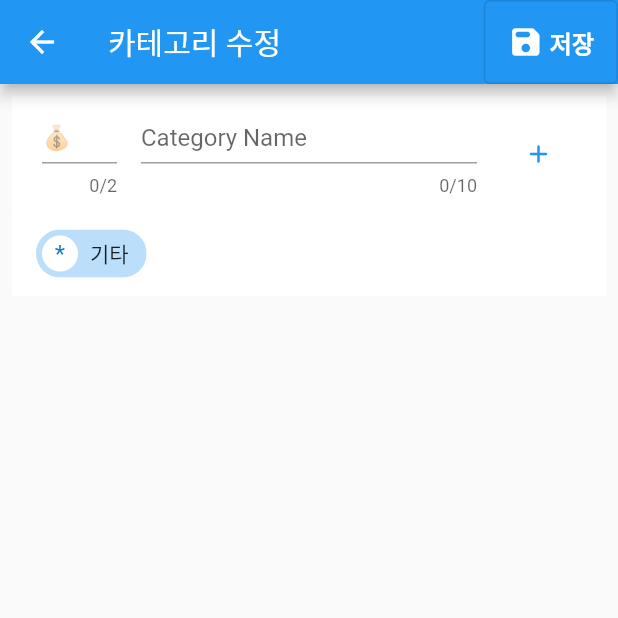
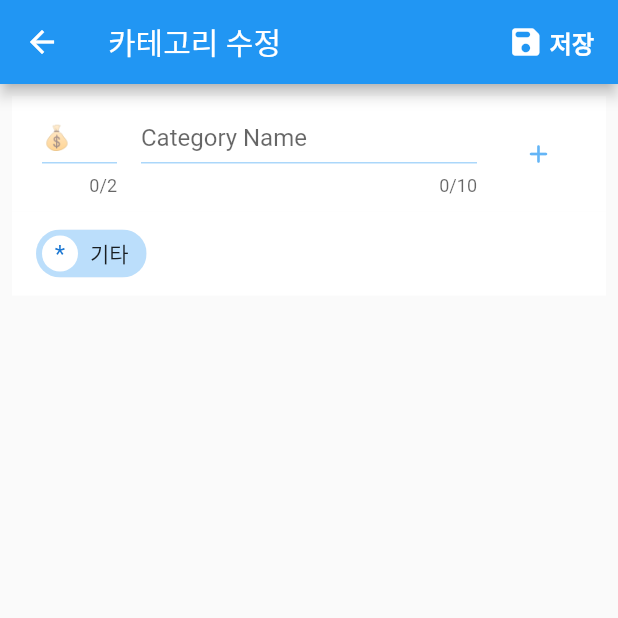
Before and after one commit to cyj893/MoneyIsMine, a Flutter app: the screen it shows after launch, item 2 of the bottom bar chosen, after a tap on the "format list bulleted" icon, on a phone screen of 412 x 824 dp, the top half of it. Run offline on Flutter 3.47's test engine with Material 2 defaults, Android fonts, the light colour scheme and no system bars; our stand-ins replace fl_chart, image_picker, numberpicker, sqflite, table_calendar; missing offline and left inert: bezier_chart, scrolling_page_indicator; accounts and stored records are empty.

Commit message:
change Theme

```diff
--- a/lib/BottomNaviBar.dart
+++ b/lib/BottomNaviBar.dart
@@ -1,9 +1,11 @@
 import 'package:flutter/material.dart';
+import 'package:provider/src/provider.dart';
 import 'CalendarPage.dart';
 import 'ChartPage.dart';
 import 'DBHelper.dart';
 import 'InputSpecsPage.dart';
-import 'main.dart';
+import 'HomePage.dart';
+import 'MyTheme.dart';
 
 
 void goHome(BuildContext context, onGoBack){
@@ -45,7 +47,7 @@
 BottomNavigationBar buildBottomNaviBar(BuildContext context, onGoBack){
   return BottomNavigationBar(
     type: BottomNavigationBarType.fixed,
-    backgroundColor: Colors.blue[200],
+    backgroundColor: context.watch<ColorProvider>().palette[1],
     selectedItemColor: Colors.white,
     unselectedItemColor: Colors.white.withOpacity(.60),
     onTap: (int i) {
--- a/lib/CategoryEditPage.dart
+++ b/lib/CategoryEditPage.dart
@@ -1,6 +1,7 @@
 import 'package:flutter/material.dart';
 import 'package:provider/provider.dart';
 import 'DBHelper.dart';
+import 'MyTheme.dart';
 
 class CategoryEditPage extends StatefulWidget {
 
@@ -9,6 +10,7 @@
 }
 
 class CategoryEditPageState extends State<CategoryEditPage> {
+  List<Color> paletteProvider = [];
 
   String pageName = "카테고리 수정";
 
@@ -64,7 +66,7 @@
             width: 50,
             child: IconButton(
               icon: Icon(Icons.add_rounded),
-              color: Colors.blue,
+              color: paletteProvider[2],
               iconSize: 20.0,
               onPressed: () {
                 if( tempcategoryMap.containsKey(_name.text) ){
@@ -119,7 +121,7 @@
                     child: Text(tempcategoryMap[tempcategoryNames[i]]!),
                     backgroundColor: Colors.white,
                   ),
-                  backgroundColor: Colors.blue[100],
+                  backgroundColor: paletteProvider[0],
                   label: Text(tempcategoryNames[i]),
                 )
             ),
@@ -127,7 +129,7 @@
               SizedBox.shrink()
             : IconButton(
               icon: Icon(Icons.delete_forever_rounded),
-              color: Colors.blue,
+              color: paletteProvider[2],
               iconSize: 25.0,
               onPressed: () {
                 setState(() {
@@ -143,6 +145,7 @@
 
   @override
   Widget build(BuildContext context) {
+    paletteProvider = context.watch<ColorProvider>().palette;
     return Scaffold(
       appBar: AppBar(
         title: Text(pageName),
--- a/lib/ChartPage.dart
+++ b/lib/ChartPage.dart
@@ -694,7 +694,7 @@
     DateTime fromDate = DateTime(toDate.year-1, toDate.month, toDate.day);
     return Center(
       child: Container(
-        height: MediaQuery.of(context).size.width * 0.7,
+        height: MediaQuery.of(context).size.width,
         width: MediaQuery.of(context).size.width,
         child: BezierChart(
           bezierChartScale: BezierChartScale.WEEKLY,
@@ -707,6 +707,7 @@
             makeLine(1, fromDate),
           ],
           config: BezierChartConfig(
+            footerHeight: 50,
             xAxisTextStyle: TextStyle(color: Colors.black12),
             displayYAxis: true,
             yAxisTextStyle: TextStyle(color: Colors.black12),
@@ -752,7 +753,6 @@
           ),
           Row(
             children: [
-              SizedBox(width: 8,),
               Expanded(
                 child: FutureBuilder<List<Map<String, int>>>(
                   future: _getDateDB(),
@@ -763,7 +763,6 @@
                   }
                 ),
               ),
-              SizedBox(width: 8,),
             ],
           ),
         ],
--- a/lib/DaySpecCon.dart
+++ b/lib/DaySpecCon.dart
@@ -1,8 +1,10 @@
 import 'dart:async';
 import 'package:flutter/material.dart';
 import 'package:intl/intl.dart';
+import 'package:provider/src/provider.dart';
 import 'InputSpecsPage.dart';
 import 'DBHelper.dart';
+import 'MyTheme.dart';
 import 'SpecPage.dart';
 
 class DaySpecCon extends StatefulWidget {
@@ -16,6 +18,7 @@
 }
 
 class DaySpecConState extends State<DaySpecCon> {
+  List<Color> paletteProvider = [];
   String _formatNumber(String s) => NumberFormat.decimalPattern('ko_KR').format(int.parse(s));
   List<Spec> _daySpecs = [];
 
@@ -117,7 +120,7 @@
     }
     list.add(IconButton(
       iconSize: 25,
-      icon: Icon(Icons.add_circle, color: Colors.blue[200],),
+      icon: Icon(Icons.add_circle, color: paletteProvider[1],),
       onPressed: () {
         Navigator.push(
             context,
@@ -134,7 +137,7 @@
   ExpansionTile makeDayExpTile() {
     return ExpansionTile(
       title: Chip(
-        backgroundColor: Colors.blue[200],
+        backgroundColor: paletteProvider[1],
         label: Text(
           "${widget.date} (${DateFormat.E('ko_KR').format(DateFormat("yy/MM/dd").parse(widget.date))})",
           style: TextStyle(fontWeight: FontWeight.bold, color: Colors.white),),
@@ -192,7 +195,7 @@
     return Container(
         padding: const EdgeInsets.fromLTRB(20, 8, 20, 20),
         decoration: BoxDecoration(
-          border: Border.all(color: (Colors.blue[100])!, width: 4),
+          border: Border.all(color: paletteProvider[0], width: 4),
           borderRadius: BorderRadius.all(
               Radius.circular(20.0)
           ),
@@ -211,6 +214,7 @@
 
   @override
   Widget build(BuildContext context) {
+    paletteProvider = context.watch<ColorProvider>().palette;
     return FutureBuilder<List<Spec>>(
           future: _getDayQuery(),
           initialData: <Spec>[],
--- /dev/null
+++ b/lib/HomePage.dart
@@ -0,0 +1,174 @@
+import 'dart:async';
+import 'package:flutter/material.dart';
+import 'package:intl/date_symbol_data_local.dart';
+import 'package:intl/intl.dart';
+import 'package:provider/src/provider.dart';
+import 'DBHelper.dart';
+import 'DaySpecCon.dart';
+import 'BottomNaviBar.dart';
+import 'MyTheme.dart';
+
+class MyHomePage extends StatefulWidget {
+
+  const MyHomePage();
+
+  @override
+  MyHomePageState createState() => MyHomePageState();
+}
+
+class MyHomePageState  extends State<MyHomePage> {
+
+  @override
+  void didChangeDependencies() {
+    super.didChangeDependencies();
+    initializeDateFormatting(Localizations.localeOf(context).languageCode);
+  }
+
+  FutureOr onGoBack(dynamic value) {
+    setState(() {
+      print("onGoBack");
+    });
+  }
+
+  @override
+  Widget build(BuildContext context) {
+    return Scaffold(
+        appBar: AppBar(
+          title: Text("홈"),
+        ),
+        bottomNavigationBar: buildBottomNaviBar(context, onGoBack),
+        body: Padding(
+            padding: EdgeInsets.all(8.0),
+            child: SingleChildScrollView(
+              child: Column(
+                children: [
+                  DaySpecCon(DateFormat('yy/MM/dd').format(DateTime.now())),
+                  Divider(),
+                  MonthSummaryCon(),
+                ],
+              ),
+            )
+        )
+    );
+  }
+
+}
+
+
+
+class MonthSummaryCon extends StatefulWidget {
+
+  const MonthSummaryCon();
+
+  @override
+  MonthSummaryConState createState() => MonthSummaryConState();
+}
+
+class MonthSummaryConState extends State<MonthSummaryCon> {
+  List<Color> paletteProvider = [];
+  String _formatNumber(String s) => NumberFormat.decimalPattern('ko_KR').format(int.parse(s));
+  List<int> monthSummary = [0, 0, 0];
+
+  @override
+  void initState() {
+    super.initState();
+  }
+
+  FutureOr onGoBack(dynamic value) {
+    setState(() {
+      print("onGoBack");
+    });
+  }
+
+  Future<List<int>> _getSummaryQuery() async {
+    String month = DateFormat('yy/MM/').format(DateTime.now());
+    List<int> newlist = await SpecProvider().getSummaryQuery(
+        '''
+        SELECT SUM(CASE WHEN type=0 THEN money END) as 'expenditure',
+               SUM(CASE WHEN type=1 THEN money END) as 'income'
+        FROM Specs
+        WHERE dateTime BETWEEN '${month+"01"}' AND '${month+"31"}' ;
+        ''');
+    print("---------------${month+"01"} ~ ${month+"31"}");
+    newlist.add(newlist[0] + newlist[1]);
+    print(newlist);
+    monthSummary = newlist;
+    return newlist;
+  }
+
+  List<Widget> makeMonthSummary() {
+    int p = monthSummary[1], m = monthSummary[0], sum = monthSummary[2];
+    List<Widget> list = [];
+    list.add(Row(
+      mainAxisSize: MainAxisSize.max,
+      mainAxisAlignment: MainAxisAlignment.center,
+      children: const [
+        Expanded(child: Text("수입", textAlign: TextAlign.center,
+          style: TextStyle(fontSize: 16, fontWeight: FontWeight.bold),)),
+        Expanded(child: Text("지출", textAlign: TextAlign.center,
+          style: TextStyle(fontSize: 16, fontWeight: FontWeight.bold),)),
+        Expanded(child: Text("합계", textAlign: TextAlign.center,
+          style: TextStyle(fontSize: 16, fontWeight: FontWeight.bold),)),
+      ],
+    ));
+    list.add(Divider());
+    list.add(Row(
+      mainAxisSize: MainAxisSize.max,
+      mainAxisAlignment: MainAxisAlignment.center,
+      children: [
+        Expanded(
+            child: Text("${_formatNumber(p.toString().replaceAll(',', ''))} 원",
+              textAlign: TextAlign.center,
+              style: TextStyle(fontSize: 16, color: Colors.blue),)),
+        Expanded(child: Text(
+          "${_formatNumber((-m).toString().replaceAll(',', ''))} 원",
+          textAlign: TextAlign.center,
+          style: TextStyle(fontSize: 16, color: Colors.orange),)),
+        Expanded(child: Text(
+          "${_formatNumber(sum.toString().replaceAll(',', ''))} 원",
+          textAlign: TextAlign.center,
+          style: TextStyle(
+              fontSize: 16, color: sum >= 0 ? Colors.blue : Colors.orange),)),
+      ],
+    ));
+    return list;
+  }
+
+  Container makeMonthCon() {
+    return Container(
+        padding: const EdgeInsets.fromLTRB(20, 8, 20, 20),
+        decoration: BoxDecoration(
+          border: Border.all(color: paletteProvider[0], width: 4),
+          borderRadius: BorderRadius.all(
+              Radius.circular(20.0)
+          ),
+        ),
+        child: Column(
+          mainAxisSize: MainAxisSize.min,
+          children: [
+            Chip(
+              backgroundColor: paletteProvider[1],
+              label: Text(
+                DateFormat('yy/MM').format(DateTime.now()),
+                style: TextStyle(fontWeight: FontWeight.bold, color: Colors.white),),
+            ),
+            Column(
+                children: makeMonthSummary()
+            )
+          ],
+        )
+    );
+  }
+
+  @override
+  Widget build(BuildContext context) {
+    paletteProvider = context.watch<ColorProvider>().palette;
+    return FutureBuilder<List<int>>(
+      future: _getSummaryQuery(),
+      initialData: [],
+      builder: (context, snapshot) {
+        return makeMonthCon();
+      },);
+
+  }
+}
--- a/lib/InputSpecsPage.dart
+++ b/lib/InputSpecsPage.dart
@@ -7,6 +7,7 @@
 import 'dart:io';
 import 'CategoryEditPage.dart';
 import 'DBHelper.dart';
+import 'MyTheme.dart';
 
 class InputSpecsPage extends StatefulWidget {
   final Spec nowInstance;
@@ -18,6 +19,8 @@
 }
 
 class InputSpecsPageState extends State<InputSpecsPage> {
+  List<Color> paletteProvider = [];
+
   String pageName = "내역 추가";
   bool isUpdateLoaded = false;
 
@@ -176,6 +179,7 @@
   List<Widget> initTypes(int index){
     return <Widget>[
       Checkbox(
+        activeColor: paletteProvider[1],
           value: typebools[index],
           onChanged: (bool? value) {
             setState(() {
@@ -207,6 +211,7 @@
   List<Widget> initMethods(int index){
     return <Widget>[
       Checkbox(
+        activeColor: paletteProvider[1],
           value: methodbools[index],
           onChanged: (bool? value) {
             setState(() {
@@ -247,7 +252,7 @@
                   child: categorybools[i] ? Text("\u{2714}") : Text(categoryMap[categoryNames[i]]!),
                   backgroundColor: Colors.white,
                 ),
-                backgroundColor: categorybools[i] ? Colors.blueAccent : Colors.blue[100],
+                backgroundColor: categorybools[i] ? paletteProvider[3] : paletteProvider[0],
                 label: categorybools[i] ? Text(categoryNames[i], style: TextStyle(fontWeight: FontWeight.bold, color: Colors.white),) : Text(categoryNames[i]),
               ),
           onTap: () {
@@ -291,7 +296,7 @@
                         );
                       },
                       icon: Icon(Icons.format_list_bulleted_rounded),
-                      color: Colors.blue[300],
+                      color: paletteProvider[1],
                     ),
                   ]
               )
@@ -456,7 +461,7 @@
                               child: Chip(
                                 label: Text(mw == 0 ? "매월" : "매주",
                                   style: TextStyle(color: Colors.white, fontWeight: FontWeight.bold),),
-                                backgroundColor: Colors.blue[300],
+                                backgroundColor: paletteProvider[1],
                               ),
                             ),
                             SizedBox(width: 10,),
@@ -489,14 +494,14 @@
                                                       Navigator.pop(context);
                                                     },
                                                     child: Chip(
-                                                      label: Text(mwArr[mw][index],),
-                                                      backgroundColor: mwBoolArr[mw][index] ? Colors.blue[300] : Colors.blue[100],
+                                                      label: Text(mwArr[mw][index], style: TextStyle(color: mwBoolArr[mw][index] ? Colors.white : Colors.black, fontWeight: mwBoolArr[mw][index] ? FontWeight.bold : FontWeight.normal),),
+                                                      backgroundColor: mwBoolArr[mw][index] ? paletteProvider[3] : paletteProvider[0],
                                                     ))),
                                               ),
                                             );
                                           });
                                         },
-                                        icon: Icon(Icons.add_circle_outline_rounded, color: Colors.blue[300],)),
+                                        icon: Icon(Icons.add_circle_outline_rounded, color: paletteProvider[1],)),
                                   ],
                                 ),
                               ),
@@ -509,6 +514,7 @@
                           mainAxisAlignment: MainAxisAlignment.center,
                           children: [
                             NumberPicker(
+                                selectedTextStyle: TextStyle(fontSize: 20, fontWeight: FontWeight.bold, color: paletteProvider[3]),
                                 minValue: 1,
                                 maxValue: 100,
                                 value: repeatVal,
@@ -551,7 +557,7 @@
                     else _controller.previousPage(duration: Duration(milliseconds: 400), curve: Curves.easeIn);
                   },
                   icon: nowPage == 0 ? const Icon(Icons.arrow_forward_ios_rounded) : const Icon(Icons.arrow_back_ios_rounded),
-                  color: Colors.blue[200],),
+                  color: paletteProvider[1],),
               ],
             ),
           ),
@@ -586,7 +592,7 @@
                           ),
                           IconButton(
                               onPressed: () { showFixedDialog(); },
-                              icon: Icon(Icons.edit_rounded, color: Colors.blue[300],))
+                              icon: Icon(Icons.edit_rounded, color: paletteProvider[1],))
                         ],
                       )
                   ),
@@ -633,7 +639,7 @@
           if( index == 0 ) {
             return IconButton(
                 iconSize: 25,
-                icon: Icon(Icons.add_circle, color: Colors.blue[200],),
+                icon: Icon(Icons.add_circle, color: paletteProvider[1],),
                 onPressed: () async {
                   List<XFile>? images = await picker.pickMultiImage();
                   if( images != null ){
@@ -698,6 +704,7 @@
 
   @override
   Widget build(BuildContext context) {
+    paletteProvider = context.watch<ColorProvider>().palette;
     categoryNames = context.watch<CategoryProvider>().categories;
     categoryMap = context.watch<CategoryProvider>().map;
     for(int i = 0; i < categoryNames.length; i++){
--- /dev/null
+++ b/lib/MyTheme.dart
@@ -0,0 +1,20 @@
+import 'package:flutter/material.dart';
+
+enum ColorType { defaultColor, purple, blue }
+
+List<List<Color>> allPalette = [
+  [Colors.blue[100]!,Colors.blue[200]!, Colors.blue[300]!, Colors.blue],
+  const [Color(0xffe8daf0), Color(0xffe0caed), Color(0xffd4abeb), Color(0xff8c22f3)],
+
+];
+
+class ColorProvider with ChangeNotifier {
+  List<Color> _palette = allPalette[ColorType.defaultColor.index];
+
+  List<Color> get palette => _palette;
+
+  void changeColor(ColorType colorType){
+    _palette = allPalette[colorType.index];
+    notifyListeners();
+  }
+}
--- a/lib/main.dart
+++ b/lib/main.dart
@@ -1,17 +1,15 @@
-import 'dart:async';
 import 'package:flutter/material.dart';
-import 'package:intl/date_symbol_data_local.dart';
-import 'package:intl/intl.dart';
 import 'package:provider/provider.dart';
 import 'DBHelper.dart';
-import 'DaySpecCon.dart';
-import 'BottomNaviBar.dart';
+import 'HomePage.dart';
+import 'MyTheme.dart';
 
 void main() {
   runApp(
     MultiProvider(
       providers: [
         ChangeNotifierProvider(create: (_) => CategoryProvider()),
+        ChangeNotifierProvider(create: (_) => ColorProvider()),
       ],
       child: MyApp(),
     ),
@@ -26,174 +24,25 @@
     context.read<CategoryProvider>().init();
     print(context.read<CategoryProvider>().categories);
     return MaterialApp(
+      theme: ThemeData(
+        visualDensity: VisualDensity.adaptivePlatformDensity,
+        colorScheme: ColorScheme(
+            primary: context.watch<ColorProvider>().palette[3],
+            primaryVariant: context.watch<ColorProvider>().palette[3],
+            secondary: context.watch<ColorProvider>().palette[2],
+            secondaryVariant: context.watch<ColorProvider>().palette[2],
+            surface: context.watch<ColorProvider>().palette[3],
+            background: Colors.white,
+            error: context.watch<ColorProvider>().palette[3],
+            onPrimary: Colors.white,
+            onSecondary: Colors.white,
+            onSurface: context.watch<ColorProvider>().palette[3],
+            onBackground: context.watch<ColorProvider>().palette[3],
+            onError: context.watch<ColorProvider>().palette[3],
+            brightness: Brightness.light),
+      ),
       title: 'main',
       home: MyHomePage(),
     );
   }
 }
-
-class MyHomePage extends StatefulWidget {
-
-  const MyHomePage();
-
-  @override
-  MyHomePageState createState() => MyHomePageState();
-}
-
-class MyHomePageState  extends State<MyHomePage> {
-
-  @override
-  void didChangeDependencies() {
-    super.didChangeDependencies();
-    initializeDateFormatting(Localizations.localeOf(context).languageCode);
-  }
-
-  FutureOr onGoBack(dynamic value) {
-    setState(() {
-      print("onGoBack");
-    });
-  }
-
-  @override
-  Widget build(BuildContext context) {
-    return MaterialApp(
-        title: 'main',
-        home: Scaffold(
-          appBar: AppBar(
-            title: Text("main"),
-          ),
-          bottomNavigationBar: buildBottomNaviBar(context, onGoBack),
-          body: Padding(
-            padding: EdgeInsets.all(8.0),
-            child: SingleChildScrollView(
-              child: Column(
-                children: [
-                  DaySpecCon(DateFormat('yy/MM/dd').format(DateTime.now())),
-                  Divider(),
-                  MonthSummaryCon(),
-                ],
-              ),
-            )
-          )
-          ),
-    );
-  }
-
-}
-
-
-
-class MonthSummaryCon extends StatefulWidget {
-
-  const MonthSummaryCon();
-
-  @override
-  MonthSummaryConState createState() => MonthSummaryConState();
-}
-
-class MonthSummaryConState extends State<MonthSummaryCon> {
-  String _formatNumber(String s) => NumberFormat.decimalPattern('ko_KR').format(int.parse(s));
-  List<int> monthSummary = [0, 0, 0];
-
-  @override
-  void initState() {
-    super.initState();
-  }
-
-  FutureOr onGoBack(dynamic value) {
-    setState(() {
-      print("onGoBack");
-    });
-  }
-
-  Future<List<int>> _getSummaryQuery() async {
-    String month = DateFormat('yy/MM/').format(DateTime.now());
-    List<int> newlist = await SpecProvider().getSummaryQuery(
-        '''
-        SELECT SUM(CASE WHEN type=0 THEN money END) as 'expenditure',
-               SUM(CASE WHEN type=1 THEN money END) as 'income'
-        FROM Specs
-        WHERE dateTime BETWEEN '${month+"01"}' AND '${month+"31"}' ;
-        ''');
-    print("---------------${month+"01"} ~ ${month+"31"}");
-    newlist.add(newlist[0] + newlist[1]);
-    print(newlist);
-    monthSummary = newlist;
-    return newlist;
-  }
-
-  List<Widget> makeMonthSummary() {
-    int p = monthSummary[1], m = monthSummary[0], sum = monthSummary[2];
-    List<Widget> list = [];
-    list.add(Row(
-      mainAxisSize: MainAxisSize.max,
-      mainAxisAlignment: MainAxisAlignment.center,
-      children: const [
-        Expanded(child: Text("수입", textAlign: TextAlign.center,
-          style: TextStyle(fontSize: 16, fontWeight: FontWeight.bold),)),
-        Expanded(child: Text("지출", textAlign: TextAlign.center,
-          style: TextStyle(fontSize: 16, fontWeight: FontWeight.bold),)),
-        Expanded(child: Text("합계", textAlign: TextAlign.center,
-          style: TextStyle(fontSize: 16, fontWeight: FontWeight.bold),)),
-      ],
-    ));
-    list.add(Divider());
-    list.add(Row(
-      mainAxisSize: MainAxisSize.max,
-      mainAxisAlignment: MainAxisAlignment.center,
-      children: [
-        Expanded(
-            child: Text("${_formatNumber(p.toString().replaceAll(',', ''))} 원",
-              textAlign: TextAlign.center,
-              style: TextStyle(fontSize: 16, color: Colors.blue),)),
-        Expanded(child: Text(
-          "${_formatNumber((-m).toString().replaceAll(',', ''))} 원",
-          textAlign: TextAlign.center,
-          style: TextStyle(fontSize: 16, color: Colors.orange),)),
-        Expanded(child: Text(
-          "${_formatNumber(sum.toString().replaceAll(',', ''))} 원",
-          textAlign: TextAlign.center,
-          style: TextStyle(
-              fontSize: 16, color: sum >= 0 ? Colors.blue : Colors.orange),)),
-      ],
-    ));
-    return list;
-  }
-
-  Container makeMonthCon() {
-    return Container(
-        padding: const EdgeInsets.fromLTRB(20, 8, 20, 20),
-        decoration: BoxDecoration(
-          border: Border.all(color: (Colors.blue[100])!, width: 4),
-          borderRadius: BorderRadius.all(
-              Radius.circular(20.0)
-          ),
-        ),
-        child: Column(
-          mainAxisSize: MainAxisSize.min,
-          children: [
-            Chip(
-              backgroundColor: Colors.blue[200],
-              label: Text(
-                DateFormat('yy/MM').format(DateTime.now()),
-                style: TextStyle(fontWeight: FontWeight.bold, color: Colors.white),),
-            ),
-            Column(
-                children: makeMonthSummary()
-            )
-          ],
-        )
-    );
-  }
-
-  @override
-  Widget build(BuildContext context) {
-    return FutureBuilder<List<int>>(
-      future: _getSummaryQuery(),
-      initialData: [],
-      builder: (context, snapshot) {
-        return makeMonthCon();
-      },);
-
-  }
-}
```
